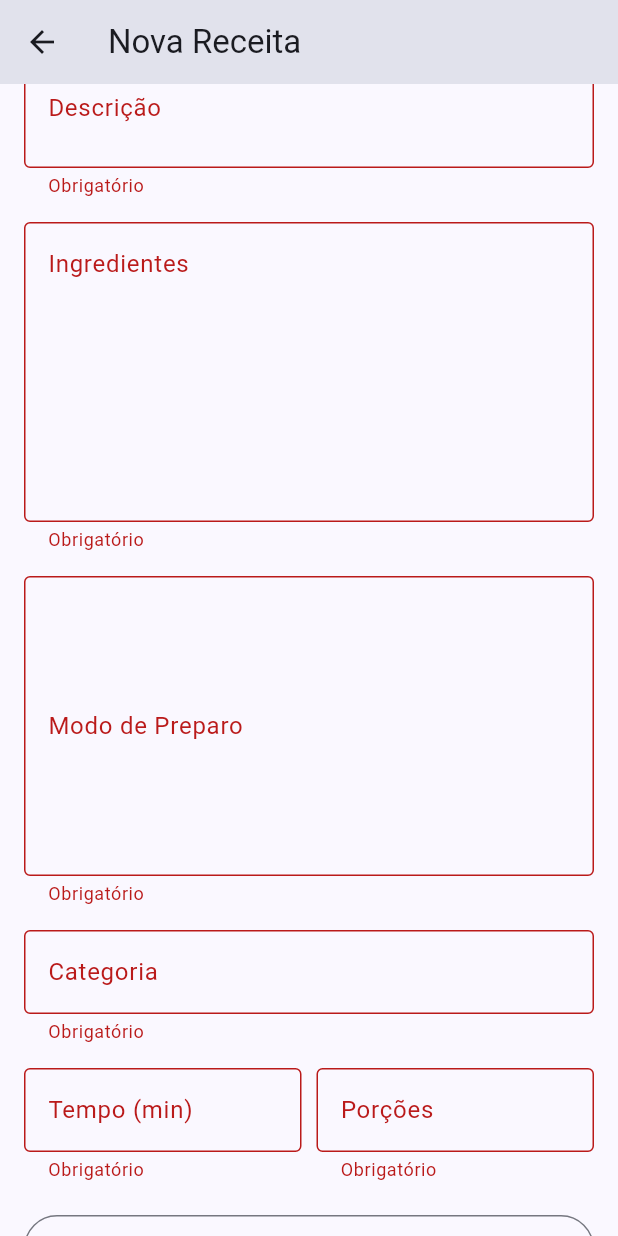
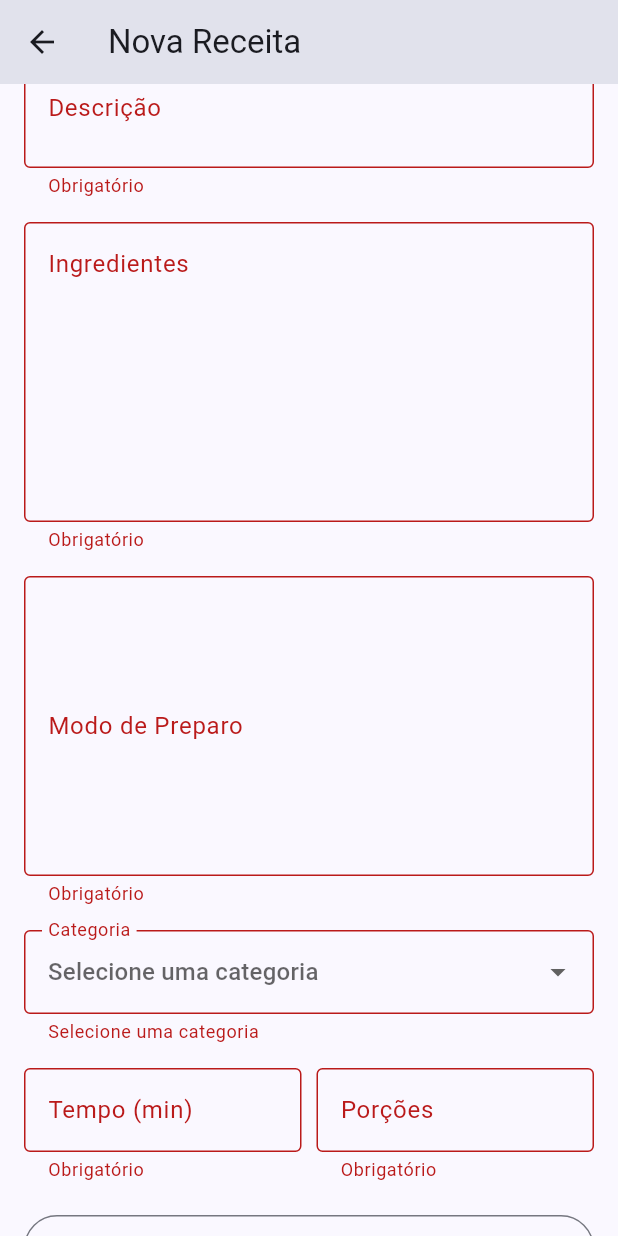
Before and after one commit to LBranco27/receitas_do_guaxininho, a Flutter app: the CreateRecipePage screen opened by its route, scrolled down 132 dp, after a tap on "Salvar Receita", on a phone screen of 412 x 824 dp. Run offline on Flutter 3.47's test engine with Material 3 defaults, Android fonts, the phone set to English and light mode, and no system bars; our stand-ins replace flutter_dotenv, flutter_riverpod, go_router, image_picker, sqflite, supabase_flutter; missing offline and left inert: postgrest; accounts and stored records are empty; network calls fail.

Commit message:
Refactor recipe category selection to use provider
Replaces manual category text input with a dropdown sourced from a new static categoriesProvider. Updates CreateRecipePage and HomeViewModel to use the provider for category management, ensuring consistent category options throughout the app.

```diff
--- a/lib/features/recipes/view/create_recipe_page.dart
+++ b/lib/features/recipes/view/create_recipe_page.dart
@@ -5,6 +5,7 @@ import 'package:image_picker/image_picker.dart';
 import '../../auth/viewmodel/profile_providers.dart';
 import '../../../domain/entities/recipe.dart';
 import '../viewmodel/create_recipe_viewmodel.dart';
+import '../viewmodel/home_viewmodel.dart';
 
 class CreateRecipePage extends ConsumerStatefulWidget {
   const CreateRecipePage({super.key});
@@ -19,10 +20,24 @@ class _CreateRecipePageState extends ConsumerState<CreateRecipePage> {
   final _description = TextEditingController();
   final _ingredients = TextEditingController();
   final _steps = TextEditingController();
-  final _category = TextEditingController();
   final _timeMinutes = TextEditingController();
   final _servings = TextEditingController();
   XFile? _imageFile;
+
+
+  String? _selectedCategory;
+
+  @override
+  void dispose() {
+    // É uma boa prática limpar os controllers para liberar memória
+    _name.dispose();
+    _description.dispose();
+    _ingredients.dispose();
+    _steps.dispose();
+    _timeMinutes.dispose();
+    _servings.dispose();
+    super.dispose();
+  }
 
   Future<void> _pickImage() async {
     final ImagePicker picker = ImagePicker();
@@ -38,6 +53,9 @@ class _CreateRecipePageState extends ConsumerState<CreateRecipePage> {
     final theme = Theme.of(context);
     final userProfile = ref.watch(userProfileProvider);
 
+    // Obtém a lista de categorias diretamente do provider
+    final categories = ref.watch(categoriesProvider);
+
     return Scaffold(
       appBar: AppBar(title: const Text('Nova Receita')),
       body: SingleChildScrollView(
@@ -50,49 +68,72 @@ class _CreateRecipePageState extends ConsumerState<CreateRecipePage> {
               TextFormField(
                 controller: _name,
                 decoration: const InputDecoration(labelText: 'Nome da Receita'),
-                validator: (value) => (value?.isEmpty ?? true) ? 'Obrigatório' : null,
+                validator: (value) =>
+                (value?.isEmpty ?? true) ? 'Obrigatório' : null,
               ),
               const SizedBox(height: 16.0),
               TextFormField(
                 controller: _description,
                 decoration: const InputDecoration(labelText: 'Descrição'),
                 maxLines: 2,
-                validator: (value) => (value?.isEmpty ?? true) ? 'Obrigatório' : null,
+                validator: (value) =>
+                (value?.isEmpty ?? true) ? 'Obrigatório' : null,
               ),
               const SizedBox(height: 16.0),
               TextFormField(
                 controller: _ingredients,
                 decoration: const InputDecoration(
                   labelText: 'Ingredientes',
-                  hintText: 'Ex.:\nLegumes:\n  1 cenoura\n  1 abobrinha\nCarnes:\n  200g de patinho moído\nTempero Geral:',
+                  hintText:
+                  'Ex.:\nLegumes:\n  1 cenoura\n  1 abobrinha\nCarnes:\n  200g de patinho moído\nTempero Geral:',
                   alignLabelWithHint: true,
                 ),
                 maxLines: 7,
-                validator: (value) => (value?.isEmpty ?? true) ? 'Obrigatório' : null,
+                validator: (value) =>
+                (value?.isEmpty ?? true) ? 'Obrigatório' : null,
               ),
               const SizedBox(height: 16.0),
               TextFormField(
                 controller: _steps,
                 decoration: const InputDecoration(
-                    labelText: 'Modo de Preparo', hintText: 'Passo 1\nPasso 2\n...'),
+                    labelText: 'Modo de Preparo',
+                    hintText: 'Passo 1\nPasso 2\n...'),
                 maxLines: 7,
-                validator: (value) => (value?.isEmpty ?? true) ? 'Obrigatório' : null,
+                validator: (value) =>
+                (value?.isEmpty ?? true) ? 'Obrigatório' : null,
               ),
               const SizedBox(height: 16.0),
-              TextFormField(
-                controller: _category,
+
+              DropdownButtonFormField<String>(
+                value: _selectedCategory,
                 decoration: const InputDecoration(labelText: 'Categoria'),
-                validator: (value) => (value?.isEmpty ?? true) ? 'Obrigatório' : null,
+                hint: const Text('Selecione uma categoria'),
+                items: categories
+                    .map((category) => DropdownMenuItem(
+                  value: category,
+                  child: Text(category),
+                ))
+                    .toList(),
+                onChanged: (newValue) {
+                  setState(() {
+                    _selectedCategory = newValue;
+                  });
+                },
+                validator: (value) =>
+                value == null ? 'Selecione uma categoria' : null,
               ),
+
               const SizedBox(height: 16.0),
               Row(
                 children: [
                   Expanded(
                     child: TextFormField(
                       controller: _timeMinutes,
-                      decoration: const InputDecoration(labelText: 'Tempo (min)'),
+                      decoration:
+                      const InputDecoration(labelText: 'Tempo (min)'),
                       keyboardType: TextInputType.number,
-                      validator: (value) => (value?.isEmpty ?? true) ? 'Obrigatório' : null,
+                      validator: (value) =>
+                      (value?.isEmpty ?? true) ? 'Obrigatório' : null,
                     ),
                   ),
                   const SizedBox(width: 10),
@@ -101,7 +142,8 @@ class _CreateRecipePageState extends ConsumerState<CreateRecipePage> {
                       controller: _servings,
                       decoration: const InputDecoration(labelText: 'Porções'),
                       keyboardType: TextInputType.number,
-                      validator: (value) => (value?.isEmpty ?? true) ? 'Obrigatório' : null,
+                      validator: (value) =>
+                      (value?.isEmpty ?? true) ? 'Obrigatório' : null,
                     ),
                   ),
                 ],
@@ -151,27 +193,42 @@ class _CreateRecipePageState extends ConsumerState<CreateRecipePage> {
                       if (trimmedLine.isEmpty) continue;
 
                       if (trimmedLine.endsWith(':')) {
-                        currentCategory = trimmedLine.substring(0, trimmedLine.length - 1).trim();
-                        if (currentCategory.isEmpty) currentCategory = "Outros"; // Avoid empty category names
-                        parsedIngredients.putIfAbsent(currentCategory, () => []);
-                      } else if (parsedIngredients.containsKey(currentCategory)) {
+                        currentCategory = trimmedLine
+                            .substring(0, trimmedLine.length - 1)
+                            .trim();
+                        if (currentCategory.isEmpty)
+                          currentCategory = "Outros"; // Avoid empty category names
+                        parsedIngredients.putIfAbsent(
+                            currentCategory, () => []);
+                      } else if (parsedIngredients
+                          .containsKey(currentCategory)) {
                         parsedIngredients[currentCategory]!.add(trimmedLine);
                       } else {
-                         // Add to default if no category was explicitly set yet or category does not exist
-                        parsedIngredients.putIfAbsent(currentCategory, () => []).add(trimmedLine);
+                        parsedIngredients
+                            .putIfAbsent(currentCategory, () => [])
+                            .add(trimmedLine);
                       }
                     }
-                    // Ensure no category has an empty list if it was declared but no items followed
-                    parsedIngredients.removeWhere((key, value) => value.isEmpty && key != "Ingredientes");
-                    if (!parsedIngredients.containsKey("Ingredientes") || parsedIngredients["Ingredientes"]!.isEmpty) {
-                       if (parsedIngredients.values.every((list) => list.isEmpty)) {
-                         // If all categories are empty (e.g. only category headers were given), put raw text under default.
-                          parsedIngredients["Ingredientes"] = _ingredients.text.split('\n').map((s) => s.trim()).where((s) => s.isNotEmpty).toList();
+                    parsedIngredients.removeWhere(
+                            (key, value) => value.isEmpty && key != "Ingredientes");
+                    if (!parsedIngredients.containsKey("Ingredientes") ||
+                        parsedIngredients["Ingredientes"]!.isEmpty) {
+                      if (parsedIngredients.values
+                          .every((list) => list.isEmpty)) {
+                        parsedIngredients["Ingredientes"] = _ingredients.text
+                            .split('\n')
+                            .map((s) => s.trim())
+                            .where((s) => s.isNotEmpty)
+                            .toList();
                       }
                     }
-                    if (parsedIngredients.isEmpty && _ingredients.text.trim().isNotEmpty) {
-                       // Fallback if parsing results in empty but there was text
-                       parsedIngredients["Ingredientes"] = _ingredients.text.split('\n').map((s) => s.trim()).where((s) => s.isNotEmpty).toList();
+                    if (parsedIngredients.isEmpty &&
+                        _ingredients.text.trim().isNotEmpty) {
+                      parsedIngredients["Ingredientes"] = _ingredients.text
+                          .split('\n')
+                          .map((s) => s.trim())
+                          .where((s) => s.isNotEmpty)
+                          .toList();
                     }
 
                     final recipe = Recipe(
@@ -179,8 +236,12 @@ class _CreateRecipePageState extends ConsumerState<CreateRecipePage> {
                       description: _description.text,
                       owner: userProfile.value?['id'] as String,
                       ingredients: parsedIngredients,
-                      steps: _steps.text.split('\n').map((e) => e.trim()).where((e) => e.isNotEmpty).toList(),
-                      category: _category.text,
+                      steps: _steps.text
+                          .split('\n')
+                          .map((e) => e.trim())
+                          .where((e) => e.isNotEmpty)
+                          .toList(),
+                      category: _selectedCategory!,
                       timeMinutes: int.parse(_timeMinutes.text),
                       servings: int.parse(_servings.text),
                       imagePath: null,
@@ -188,7 +249,8 @@ class _CreateRecipePageState extends ConsumerState<CreateRecipePage> {
                     await viewModel.create(recipe, _imageFile);
                     if (mounted) {
                       ScaffoldMessenger.of(context).showSnackBar(
-                        const SnackBar(content: Text('Receita criada com sucesso!')),
+                        const SnackBar(
+                            content: Text('Receita criada com sucesso!')),
                       );
                       Navigator.pop(context);
                     }
```
Also changed, not shown: lib/features/recipes/viewmodel/home_viewmodel.dart (+38 -8 lines). Lines whose indentation alone changed are shown as unchanged.
